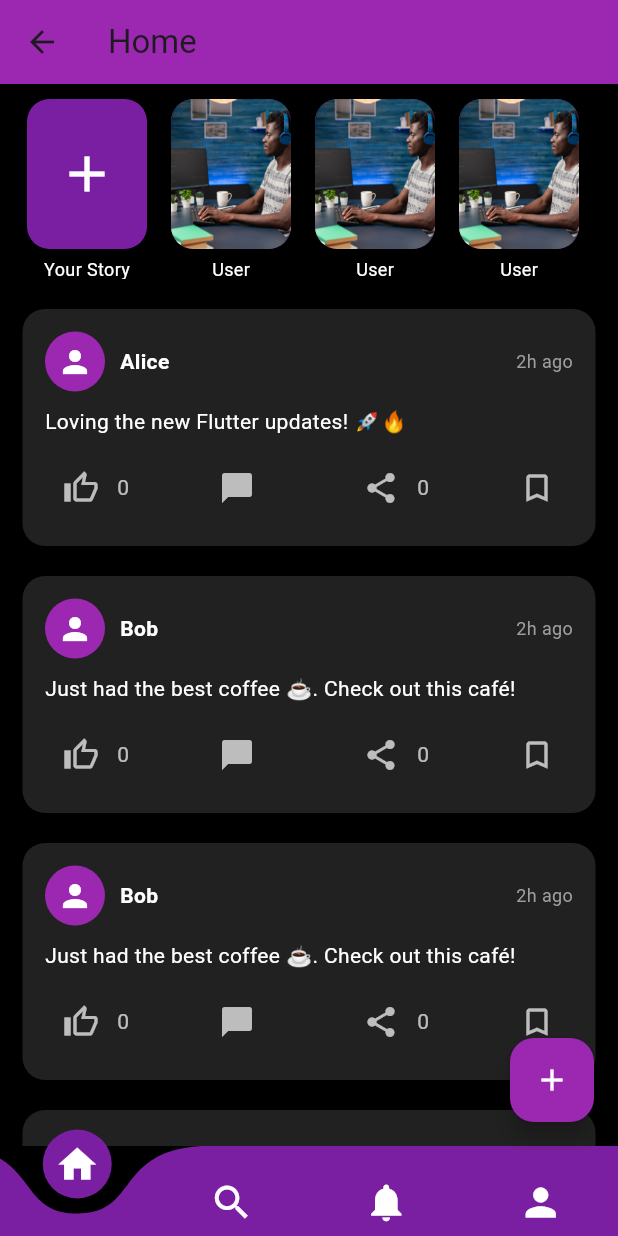
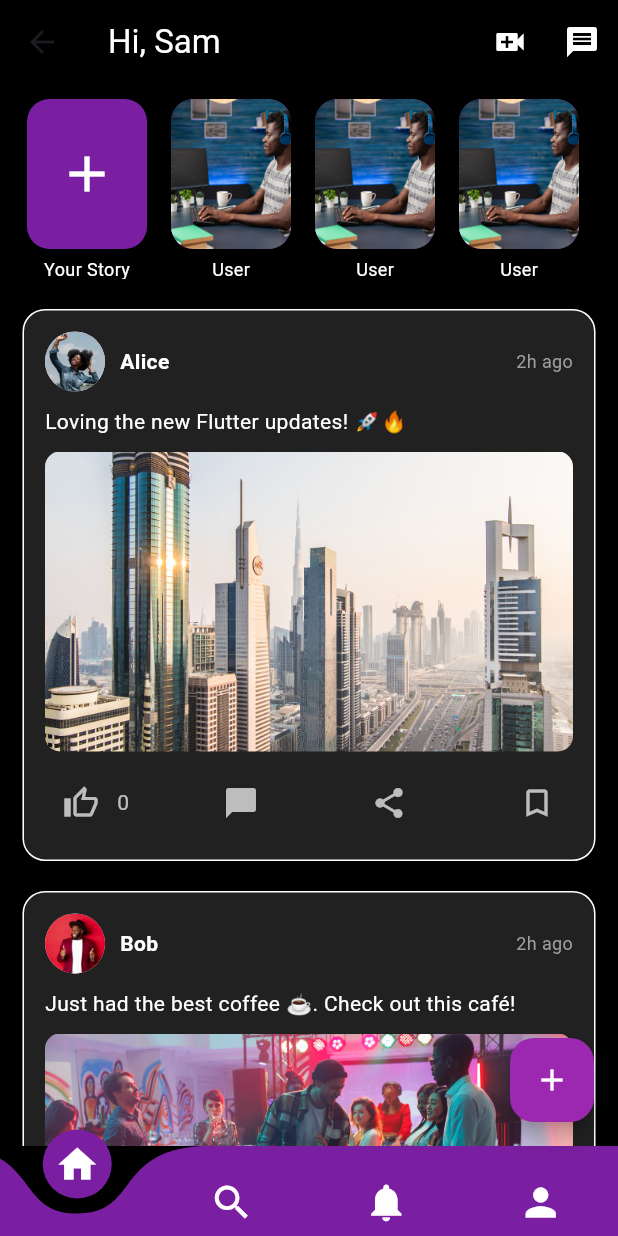
Before and after one commit to tomisin68/gist, a Flutter app: the HomePage screen opened directly, on a phone screen of 412 x 824 dp. Run offline on Flutter 3.47's test engine with Material 3 defaults, Android fonts, the phone set to English and light mode, and no system bars; drawn by our look-alikes of curved_navigation_bar.

Commit message:
https://github.com/tomisin68/tomisin68.git

```diff
--- a/lib/home_page.dart
+++ b/lib/home_page.dart
@@ -1,7 +1,6 @@
 import 'package:flutter/material.dart';
 import 'package:curved_navigation_bar/curved_navigation_bar.dart';
 import 'package:gist/comments.dart';
-
 import 'package:gist/story_view.dart';
 import 'create_post.dart';
 
@@ -16,7 +15,7 @@ class _HomePageState extends State<HomePage> {
   int _selectedIndex = 0;
 
   final List<Widget> _pages = [
-    HomeScreenContent(),
+    const HomeScreenContent(),
     const Center(child: Text("Search Page", style: TextStyle(color: Colors.white))),
     const Center(child: Text("Notifications", style: TextStyle(color: Colors.white))),
     const Center(child: Text("Profile", style: TextStyle(color: Colors.white))),
@@ -33,8 +32,24 @@ class _HomePageState extends State<HomePage> {
     return Scaffold(
       backgroundColor: Colors.black,
       appBar: AppBar(
-        title: const Text("Home"),
-        backgroundColor: Colors.purple,
+        title: const Text("Hi, Sam", style: TextStyle(color: Colors.white)),
+        backgroundColor: Colors.black,
+        actions: [
+          IconButton(
+            icon: const Icon(Icons.video_call, color: Colors.white),
+            onPressed: () {
+              // Add video call functionality here
+              print("Video icon tapped");
+            },
+          ),
+          IconButton(
+            icon: const Icon(Icons.message, color: Colors.white),
+            onPressed: () {
+              // Add messaging functionality here
+              print("Message icon tapped");
+            },
+          ),
+        ],
       ),
       body: IndexedStack(
         index: _selectedIndex,
@@ -68,7 +83,7 @@ class _HomePageState extends State<HomePage> {
 }
 
 class HomeScreenContent extends StatefulWidget {
-  HomeScreenContent({super.key});
+  const HomeScreenContent({super.key});
 
   @override
   State<HomeScreenContent> createState() => _HomeScreenContentState();
@@ -76,13 +91,9 @@ class HomeScreenContent extends StatefulWidget {
 
 class _HomeScreenContentState extends State<HomeScreenContent> {
   final List<Map<String, String>> dummyPosts = [
-    {"username": "Alice", "content": "Loving the new Flutter updates! 🚀🔥"},
-    {
-      "username": "Bob",
-      "content": "Just had the best coffee ☕️. Check out this café!"
-    },
-    {"username": "Bob", "content": "Just had the best coffee ☕️. Check out this café!"},
-    {"username": "Charlie", "content": "Can't believe how fast this year is going by! 😱"},
+    {"username": "Alice", "content": "Loving the new Flutter updates! 🚀🔥", "image": "assets/dubai.jpg", "profile": "assets/woman.jpg"},
+    {"username": "Bob", "content": "Just had the best coffee ☕️. Check out this café!", "image": "assets/hangout.jpg", "profile": "assets/man.jpg"},
+    {"username": "Charlie", "content": "Can't believe how fast this year is going by! 😱", "image": "assets/beach.jpg", "profile": "assets/people.jpg"},
   ];
 
   @override
@@ -98,6 +109,8 @@ class _HomeScreenContentState extends State<HomeScreenContent> {
                   context,
                   dummyPosts[index]["username"]!,
                   dummyPosts[index]["content"]!,
+                  dummyPosts[index]["image"]!,
+                  dummyPosts[index]["profile"]!,
                   index);
             },
           ),
@@ -105,7 +118,6 @@ class _HomeScreenContentState extends State<HomeScreenContent> {
       ],
     );
   }
-
 
   Widget _buildStoriesSection(BuildContext context) {
     return Container(
@@ -160,9 +172,9 @@ class _HomeScreenContentState extends State<HomeScreenContent> {
     );
   }
 
-    List<bool> _isLikedList = [false, false, false,false];
-  List<bool> _isSavedList = [false, false, false,false];
-  List<int> _likeCounts = [0, 0, 0, 0];
+  final List<bool> _isLikedList = [false, false, false];
+  final List<bool> _isSavedList = [false, false, false];
+  final List<int> _likeCounts = [0, 0, 0];
 
   void _toggleLike(int index) {
     setState(() {
@@ -182,7 +194,7 @@ class _HomeScreenContentState extends State<HomeScreenContent> {
   }
 
   Widget _buildPostCard(
-      BuildContext context, String username, String content, int index) {
+      BuildContext context, String username, String content, String image, String profile, int index) {
     bool isLiked = _isLikedList[index];
     bool isSaved = _isSavedList[index];
     int likeCount = _likeCounts[index];
@@ -192,7 +204,10 @@ class _HomeScreenContentState extends State<HomeScreenContent> {
     return Card(
       color: Colors.grey[900],
       margin: const EdgeInsets.symmetric(vertical: 10, horizontal: 15),
-      shape: RoundedRectangleBorder(borderRadius: BorderRadius.circular(15)),
+      shape: RoundedRectangleBorder(
+        borderRadius: BorderRadius.circular(15),
+        side: const BorderSide(color: Colors.white, width: 1),
+      ),
       child: Padding(
         padding: const EdgeInsets.all(15),
         child: Column(
@@ -200,9 +215,9 @@ class _HomeScreenContentState extends State<HomeScreenContent> {
           children: [
             Row(
               children: [
-                const CircleAvatar(
-                  backgroundColor: Colors.purple,
-                  child: Icon(Icons.person, color: Colors.white),
+                CircleAvatar(
+                  backgroundImage: AssetImage(profile),
+                  radius: 20,
                 ),
                 const SizedBox(width: 10),
                 Text(username, style: const TextStyle(color: Colors.white, fontWeight: FontWeight.bold)),
@@ -212,6 +227,11 @@ class _HomeScreenContentState extends State<HomeScreenContent> {
             ),
             const SizedBox(height: 10),
             Text(content, style: const TextStyle(color: Colors.white)),
+            const SizedBox(height: 10),
+            ClipRRect(
+              borderRadius: BorderRadius.circular(10),
+              child: Image.asset(image, fit: BoxFit.cover, width: double.infinity, height: 200),
+            ),
             const SizedBox(height: 10),
             Row(
               mainAxisAlignment: MainAxisAlignment.spaceBetween,
@@ -224,25 +244,25 @@ class _HomeScreenContentState extends State<HomeScreenContent> {
                   onPressed: () {
                     Navigator.push(
                       context,
-                      MaterialPageRoute(builder: (context) =>  CommentsPage(postId: '',)),
+                      MaterialPageRoute(builder: (context) => const CommentsPage(postId: '',)),
                     );
                   },
                 ),
                 _buildIconButton(
                   Icons.share,
                   "Share",
-                  () => {
+                  () {
                     // Add your share functionality here
-
                   },
-                  likeCount,
+                  null,
                 ),
-                _buildIconButton(saveIcon, "Save", () => _toggleSave(index),null),
+                _buildIconButton(saveIcon, "Save", () => _toggleSave(index), null),
               ],
             ),
           ],
         ),
-    ));
+      ),
+    );
   }
 
   Widget _buildIconButton(
@@ -254,7 +274,8 @@ class _HomeScreenContentState extends State<HomeScreenContent> {
           tooltip: tooltip,
           onPressed: onTap,
         ),
-      if (count != null) Text('$count', style: const TextStyle(color: Colors.white70))
-    ]);
+        if (count != null) Text('$count', style: const TextStyle(color: Colors.white70)),
+      ],
+    );
   }
 }
```
Also changed, not shown: assets/beach.jpg (added), assets/dubai.jpg (added), assets/hangout.jpg (added), assets/man.jpg (added), assets/people.jpg (added), assets/social1.jpg (added), assets/social2.jpg (added), assets/woman.jpg (added). Lines whose indentation alone changed are shown as unchanged.
